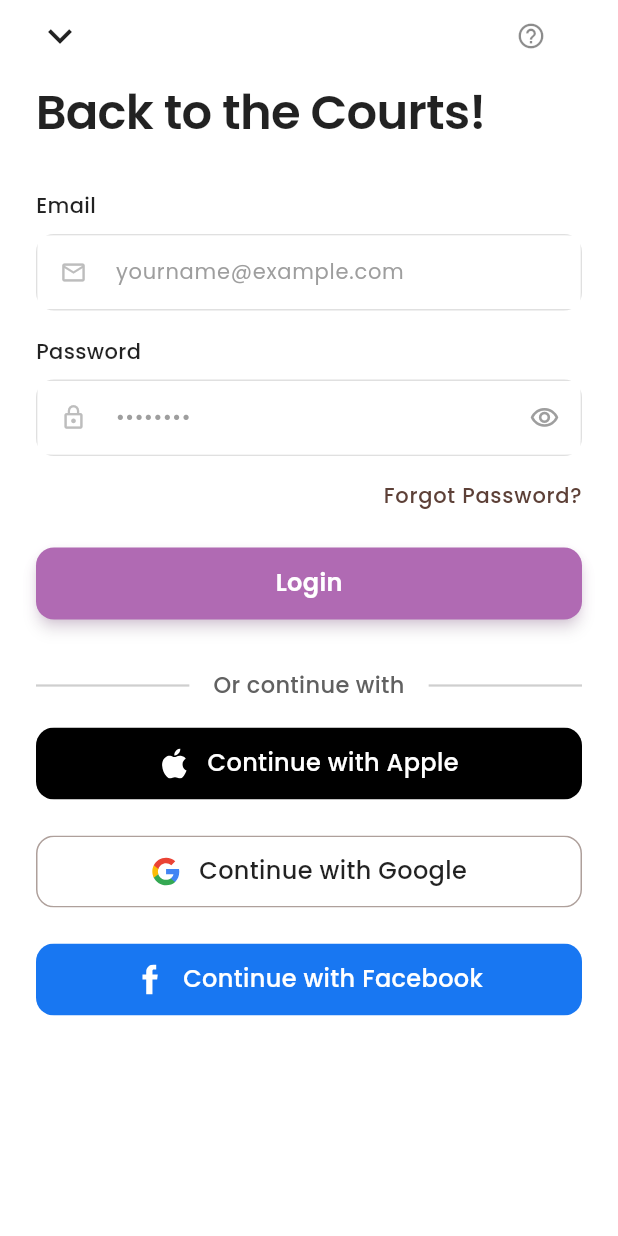
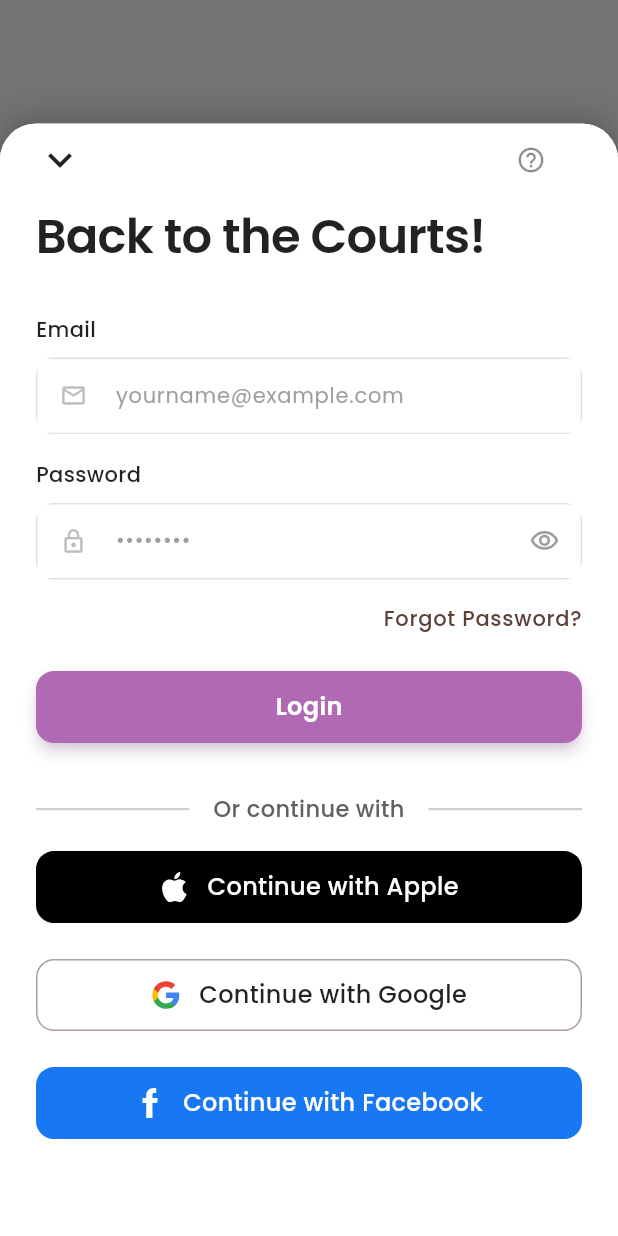
Before and after one commit to iinoshirozheng/CourtSnapp, a Flutter app: the screen it shows after launch, after a tap on "Book a Court", on a phone screen of 412 x 824 dp. Run offline on Flutter 3.47's test engine with Material 3 defaults, Android fonts, the phone set to English and light mode, and no system bars; our stand-ins replace bloc, dartz, dio, email_validator, equatable, flutter_bloc and 9 more; accounts and stored records are empty.

Commit message:
fix(RWD): fix loggin page rwd

```diff
--- a/project/lib/features/auth/presentation/pages/welcome_page.dart
+++ b/project/lib/features/auth/presentation/pages/welcome_page.dart
@@ -1,3 +1,5 @@
+import 'dart:math' as math;
+
 import 'package:flutter/material.dart';
 import 'package:project/features/auth/presentation/widgets/court_logo.dart';
 import 'package:project/features/auth/presentation/pages/login_page_wrapper.dart';
@@ -5,6 +7,7 @@ import 'package:google_fonts/google_fonts.dart';
 import 'package:project/features/auth/presentation/theme/welcome_page_styles.dart';
 import 'package:project/features/auth/presentation/widgets/animated_logo.dart';
 import 'package:project/shared/components/buttons/primary_button.dart';
+import 'package:responsive_framework/responsive_framework.dart';
 
 /// 應用的歡迎頁面 - 專業UI設計版
 class WelcomePage extends StatefulWidget {
@@ -34,73 +37,83 @@ class _WelcomePageState extends State<WelcomePage>
 
   @override
   Widget build(BuildContext context) {
-    // 獲取屏幕尺寸
-    final screenHeight = MediaQuery.of(context).size.height;
-    final screenWidth = MediaQuery.of(context).size.width;
-    final safeAreaBottom = MediaQuery.of(context).padding.bottom;
-
-    // 計算響應式尺寸
-    final horizontalPadding = screenWidth * 0.08; // 8% of screen width
-    final buttonHeight = screenHeight * 0.06; // 6% of screen height
-    final buttonWidth = screenWidth * 0.84; // 84% of screen width
-    final logoSize = screenWidth * 0.65; // 65% of screen width
-    final borderRadius = screenHeight * 0.015; // 1.5% of screen height
-
     return Scaffold(
       body: SafeArea(
-        child: Column(
-          children: [
-            // Header (flex: 0) - Logo區域
-            SizedBox(height: screenHeight * 0.03), // 3% of screen height
-            // Body (flex: 1) - 主要內容區域，置中對齊
-            Expanded(
-              child: Center(
-                child: SingleChildScrollView(
+        child: LayoutBuilder(
+          builder: (context, constraints) {
+            final mediaQuery = MediaQuery.of(context);
+            final screenHeight = constraints.maxHeight;
+            final safeAreaBottom = mediaQuery.padding.bottom;
+            final breakpoints = ResponsiveBreakpoints.of(context);
+            final isDesktop = breakpoints.largerThan(TABLET);
+            final isTablet = breakpoints.largerThan(MOBILE) && !isDesktop;
+
+            // 用設計稿最大高度限制縮放，避免在高螢幕過度拉伸
+            const designMaxHeight = 900.0;
+            final dimensionHeight = math.min(screenHeight, designMaxHeight);
+
+            final horizontalPadding = isDesktop
+                ? 40.0
+                : isTablet
+                    ? 28.0
+                    : 20.0;
+            final maxWidth = isDesktop
+                ? 1200.0
+                : isTablet
+                    ? 900.0
+                    : 640.0;
+            final buttonHeight = isDesktop
+                ? 60.0
+                : isTablet
+                    ? 56.0
+                    : 52.0;
+
+            final availableWidth = math.min(maxWidth, constraints.maxWidth);
+            final buttonWidth = availableWidth - (horizontalPadding * 2);
+            final logoSize = availableWidth * 0.65;
+            final borderRadius = dimensionHeight * 0.015;
+            final enableScroll = false;
+
+            final content = ConstrainedBox(
+              constraints: BoxConstraints(
+                minHeight: constraints.maxHeight,
+                maxWidth: maxWidth,
+              ),
+              child: Padding(
+                padding: EdgeInsets.symmetric(horizontal: horizontalPadding),
                 child: Column(
                   mainAxisAlignment: MainAxisAlignment.center,
                   children: [
-                      // Illustration - Removed Hero animation
+                    SizedBox(height: dimensionHeight * 0.03),
                     AnimatedLogo(
-                        floatAmplitude: screenHeight * 0.008,
+                      floatAmplitude: dimensionHeight * 0.008,
                       floatPeriod: 2.5,
                       rotationAmplitude: 0.02,
                       pulseAmplitude: 0.02,
                       pulsePeriod: 3.0,
                       child: CourtLogo(height: logoSize),
                     ),
-
-                      SizedBox(
-                        height: screenHeight * 0.06,
-                      ), // 6% of screen height
-                      // Title
+                    SizedBox(height: dimensionHeight * 0.06),
                     Text(
                       'COURT SNAPP',
                       style: GoogleFonts.poppins(
                         textStyle: TextStyle(
-                            fontSize:
-                                screenHeight * 0.04, // 4% of screen height
+                          fontSize: dimensionHeight * 0.04,
                           fontWeight: FontWeight.w600,
                           letterSpacing: -0.5,
                           color:
-                                Theme.of(
-                                  context,
-                                ).textTheme.headlineLarge?.color,
+                              Theme.of(context).textTheme.headlineLarge?.color,
                           height: 1.1,
                         ),
                       ),
                       textAlign: TextAlign.center,
                     ),
-
-                      SizedBox(
-                        height: screenHeight * 0.02,
-                      ), // 2% of screen height
-                      // Subtitle
+                    SizedBox(height: dimensionHeight * 0.02),
                     Text(
                       'Swipe · Snap · Serve',
                       style: GoogleFonts.poppins(
                         textStyle: TextStyle(
-                            fontSize:
-                                screenHeight * 0.02, // 2% of screen height
+                          fontSize: dimensionHeight * 0.02,
                           fontWeight: FontWeight.w400,
                           letterSpacing: 0.5,
                           color:
@@ -109,17 +122,12 @@ class _WelcomePageState extends State<WelcomePage>
                       ),
                       textAlign: TextAlign.center,
                     ),
-
-                      SizedBox(
-                        height: screenHeight * 0.03,
-                      ), // 3% of screen height
-                      // Tagline
+                    SizedBox(height: dimensionHeight * 0.03),
                     Text(
                       'The ultimate court companion',
                       style: GoogleFonts.poppins(
                         textStyle: TextStyle(
-                            fontSize:
-                                screenHeight * 0.017, // 1.7% of screen height
+                          fontSize: dimensionHeight * 0.017,
                           fontWeight: FontWeight.w500,
                           letterSpacing: 0.25,
                           color: const Color(0xFF555555),
@@ -127,19 +135,7 @@ class _WelcomePageState extends State<WelcomePage>
                       ),
                       textAlign: TextAlign.center,
                     ),
-                    ],
-                  ),
-                ),
-              ),
-            ),
-
-            // Footer (flex: 0) - 按鈕區域
-            Padding(
-              padding: EdgeInsets.symmetric(horizontal: horizontalPadding),
-              child: Column(
-                children: [
-                  SizedBox(height: screenHeight * 0.06), // 6% of screen height
-                  // CTA Button - Book a Court
+                    SizedBox(height: dimensionHeight * 0.06),
                     RepaintBoundary(
                       child: Container(
                         width: buttonWidth,
@@ -158,14 +154,54 @@ class _WelcomePageState extends State<WelcomePage>
                         ),
                         child: PrimaryButton(
                           onPressed: () {
-                          // 使用向上彈出動畫效果，無左滑特效
-                          Navigator.of(context).push(
-                            _SmoothSlideUpPageRoute(
-                              builder:
-                                  (context) => LoginPageWrapper(
+                            showModalBottomSheet(
+                              context: context,
+                              isScrollControlled: true,
+                              backgroundColor: Colors.transparent,
+                              builder: (context) {
+                                final viewInsets =
+                                    MediaQuery.of(context).viewInsets.bottom;
+                                return Padding(
+                                  padding: EdgeInsets.only(bottom: viewInsets),
+                                  child: FractionallySizedBox(
+                                    heightFactor: 0.9,
+                                    alignment: Alignment.bottomCenter,
+                                    child: Center(
+                                      child: Container(
+                                        constraints: const BoxConstraints(
+                                          maxWidth: 520,
+                                        ),
+                                        decoration: const BoxDecoration(
+                                          color: Colors.white,
+                                          borderRadius: BorderRadius.vertical(
+                                            top: Radius.circular(24),
+                                          ),
+                                          boxShadow: [
+                                            BoxShadow(
+                                              color: Color.fromRGBO(
+                                                0,
+                                                0,
+                                                0,
+                                                0.2,
+                                              ),
+                                              blurRadius: 16,
+                                              offset: Offset(0, -4),
+                                            ),
+                                          ],
+                                        ),
+                                        child: ClipRRect(
+                                          borderRadius: const BorderRadius.vertical(
+                                            top: Radius.circular(24),
+                                          ),
+                                          child: LoginPageWrapper(
                                             toggleTheme: widget.toggleTheme,
                                           ),
                                         ),
+                                      ),
+                                    ),
+                                  ),
+                                );
+                              },
                             );
                         },
                         text: 'Book a Court',
@@ -173,117 +209,50 @@ class _WelcomePageState extends State<WelcomePage>
                         height: buttonHeight,
                         borderRadius: borderRadius,
                         color: WelcomePageStyles.brandColor,
-                        fontSize: screenHeight * 0.02,
+                        fontSize: dimensionHeight * 0.02,
                       ),
                     ),
                   ),
-
-                  SizedBox(height: screenHeight * 0.03), // 3% of screen height
-                  // Secondary Link - Browse courts
+                  SizedBox(height: dimensionHeight * 0.03),
                   GestureDetector(
                       onTap: () {
                         debugPrint('Browse courts pressed');
-                      // TODO: 導航到瀏覽球場頁面
                       },
-                    behavior: HitTestBehavior.translucent, // 擴大點擊範圍
+                      behavior: HitTestBehavior.translucent,
                       child: Container(
                         width: double.infinity,
                         padding: EdgeInsets.symmetric(
-                        vertical: screenHeight * 0.015, // 1.5% of screen height
+                          vertical: dimensionHeight * 0.015,
                         ),
                         child: Text(
                           'Browse courts',
                           style: TextStyle(
-                          fontSize:
-                              screenHeight * 0.017, // 1.7% of screen height
-                          color: const Color(0xFF666666), // 品牌灰 #666
-                          fontWeight: FontWeight.w400, // Regular
+                            fontSize: dimensionHeight * 0.017,
+                            color: const Color(0xFF666666),
+                            fontWeight: FontWeight.w400,
                             decoration: TextDecoration.underline,
                           ),
                           textAlign: TextAlign.center,
                         ),
                       ),
                     ),
-
                     SizedBox(
-                    height:
-                        safeAreaBottom > 0
+                      height: safeAreaBottom > 0
                           ? safeAreaBottom
-                            : screenHeight * 0.025,
-                  ),
-                ],
-              ),
+                          : dimensionHeight * 0.025,
                     ),
                   ],
                 ),
               ),
             );
-  }
-}
 
-/// 平滑的向上滑動轉場路由，經過優化以提高性能
-class _SmoothSlideUpPageRoute<T> extends PageRoute<T> {
-  _SmoothSlideUpPageRoute({required this.builder, super.settings})
-    : super(fullscreenDialog: false);
-
-  final WidgetBuilder builder;
-
-  @override
-  bool get opaque => false;
-
-  @override
-  bool get barrierDismissible => false;
-
-  @override
-  Color? get barrierColor => null;
-
-  @override
-  String? get barrierLabel => null;
-
-  @override
-  bool get maintainState => true;
-
-  @override
-  // 企業級應用標準轉場時間
-  Duration get transitionDuration => const Duration(milliseconds: 300);
-
-  @override
-  Widget buildPage(
-    BuildContext context,
-    Animation<double> animation,
-    Animation<double> secondaryAnimation,
-  ) {
-    final result = builder(context);
-    return RepaintBoundary(child: result);
-  }
-
-  @override
-  Widget buildTransitions(
-    BuildContext context,
-    Animation<double> animation,
-    Animation<double> secondaryAnimation,
-    Widget child,
-  ) {
-    const begin = Offset(0.0, 1.0);
-    const end = Offset.zero;
-
-    // 使用企業級應用首選的曲線
-    final curve = CurvedAnimation(
-      parent: animation,
-      curve: Curves.fastLinearToSlowEaseIn,
+            return Center(
+              child: enableScroll
+                  ? SingleChildScrollView(child: content)
+                  : content,
             );
-
-    // 組合位移和透明度動畫，模擬高端企業應用的轉場效果
-    return FadeTransition(
-      opacity: Tween<double>(begin: 0.3, end: 1.0).animate(
-        CurvedAnimation(
-          parent: animation,
-          curve: const Interval(0.0, 0.65, curve: Curves.easeOutQuint),
+          },
         ),
-      ),
-      child: SlideTransition(
-        position: Tween<Offset>(begin: begin, end: end).animate(curve),
-        child: child,
       ),
     );
   }
```
Lines whose indentation alone changed are shown as unchanged.
